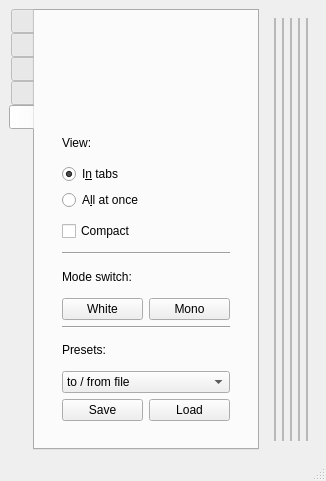
This is share/imblSlits/imblSlits.ui in AustralianSynchrotron/imblSlits as Qt 5 draws it before an edit. The edited form follows.
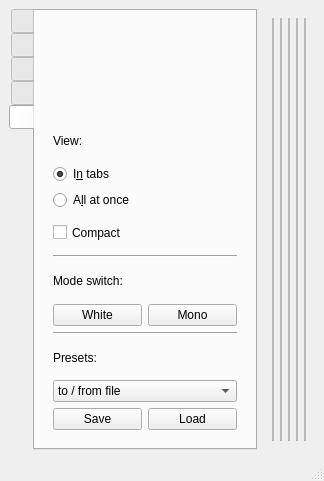
This is the edited form. Icons and pictures are not drawn. Custom widgets are drawn as their Qt base class.

Commit message: modified:   bin/imblSlits 	deleted:    bin/imblSlitsPreset 	modified:   share/imblSlits/imblSlits.ui 	modified:   share/imblSlits/slits.py 	modified:   share/imblSlits/slits.ui 	deleted:    share/imblSlits/xray.png

Diff of the .ui file:
```diff
--- a/share/imblSlits/imblSlits.ui
+++ b/share/imblSlits/imblSlits.ui
@@ -161,9 +161,6 @@
        <layout class="QVBoxLayout" name="verticalLayout_16">
         <item>
          <widget class="QWidget" name="config" native="true">
-          <layout class="QVBoxLayout" name="verticalLayout_17">
-           <item>
-            <widget class="QWidget" name="configBear" native="true">
              <layout class="QVBoxLayout" name="verticalLayout_19">
               <item>
                <widget class="QWidget" name="fakeSlitsVis" native="true">
@@ -341,9 +338,6 @@
                  </widget>
                 </item>
                </layout>
-              </item>
-             </layout>
-            </widget>
            </item>
           </layout>
          </widget>
```
Left out of the diff: 40 changed lines with no effect on the pictures. Lines whose indentation alone changed are shown as unchanged. The commit also changes 5 other files.
